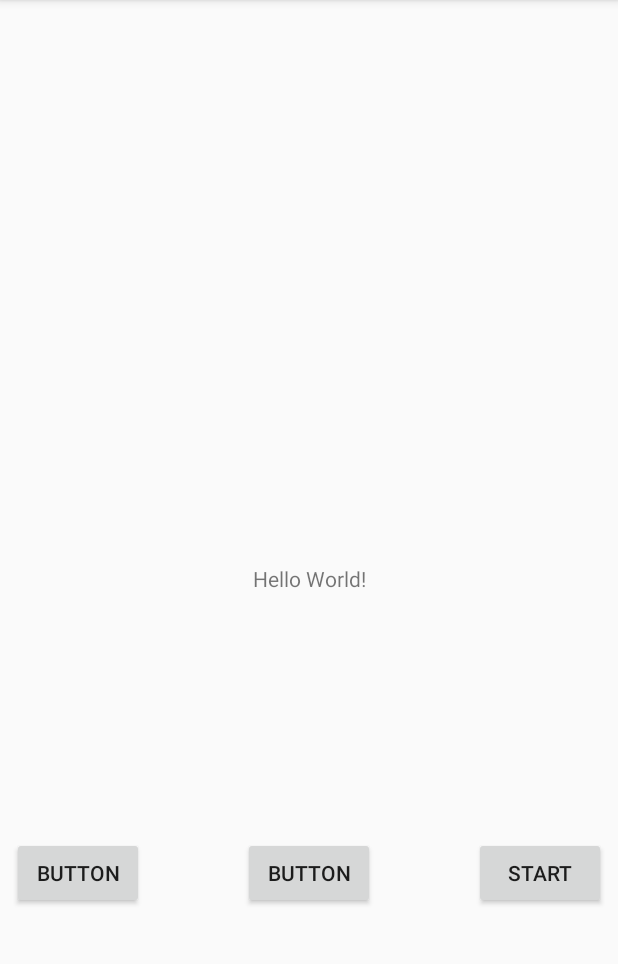
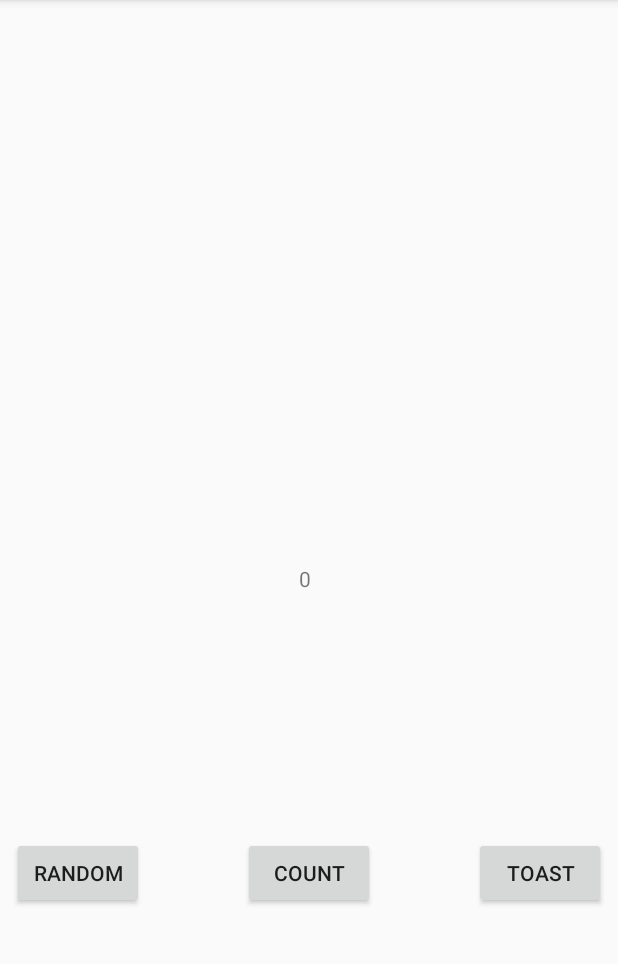
Before and after one commit to mikemedina/DemoApp, an Android app: the screen it shows after launch (MainActivity), on a phone screen of 412 x 824 dp, the part 84-1048 px from its top. Run offline under Robolectric (Android 15) with nearby library versions, the phone set to English and light mode, and no system bars; 2 statements that could not run were skipped.

Commit message:
Change button ids and text

```diff
--- a/app/src/main/res/layout/activity_main.xml
+++ b/app/src/main/res/layout/activity_main.xml
@@ -9,19 +9,20 @@
     <TextView
         android:layout_width="wrap_content"
         android:layout_height="wrap_content"
-        android:text="Hello World!"
+        android:text="0"
         app:layout_constraintBottom_toBottomOf="parent"
         app:layout_constraintLeft_toLeftOf="parent"
         app:layout_constraintRight_toRightOf="parent"
         app:layout_constraintTop_toTopOf="parent"
         android:id="@+id/textView"
-        app:layout_constraintVertical_bias="0.502" />
+        app:layout_constraintVertical_bias="0.502"
+        app:layout_constraintHorizontal_bias="0.493" />
 
     <Button
-        android:id="@+id/button"
+        android:id="@+id/toast_button"
         android:layout_width="wrap_content"
         android:layout_height="wrap_content"
-        android:text="@string/button_start"
+        android:text="Toast"
         android:layout_marginTop="8dp"
         app:layout_constraintTop_toBottomOf="@+id/textView"
         android:layout_marginRight="8dp"
@@ -31,13 +32,13 @@
         android:layout_marginBottom="8dp" />
 
     <Button
-        android:id="@+id/button3"
+        android:id="@+id/count_button"
         android:layout_width="wrap_content"
         android:layout_height="wrap_content"
-        android:text="Button"
-        app:layout_constraintLeft_toRightOf="@+id/button2"
+        android:text="Count"
+        app:layout_constraintLeft_toRightOf="@+id/random_button"
         android:layout_marginLeft="8dp"
-        app:layout_constraintRight_toLeftOf="@+id/button"
+        app:layout_constraintRight_toLeftOf="@+id/toast_button"
         android:layout_marginRight="8dp"
         android:layout_marginTop="8dp"
         app:layout_constraintTop_toBottomOf="@+id/textView"
@@ -45,10 +46,10 @@
         android:layout_marginBottom="8dp" />
 
     <Button
-        android:id="@+id/button2"
+        android:id="@+id/random_button"
         android:layout_width="wrap_content"
         android:layout_height="wrap_content"
-        android:text="Button"
+        android:text="Random"
         android:layout_marginLeft="8dp"
         android:layout_marginStart="8dp"
         app:layout_constraintLeft_toLeftOf="parent"
```
